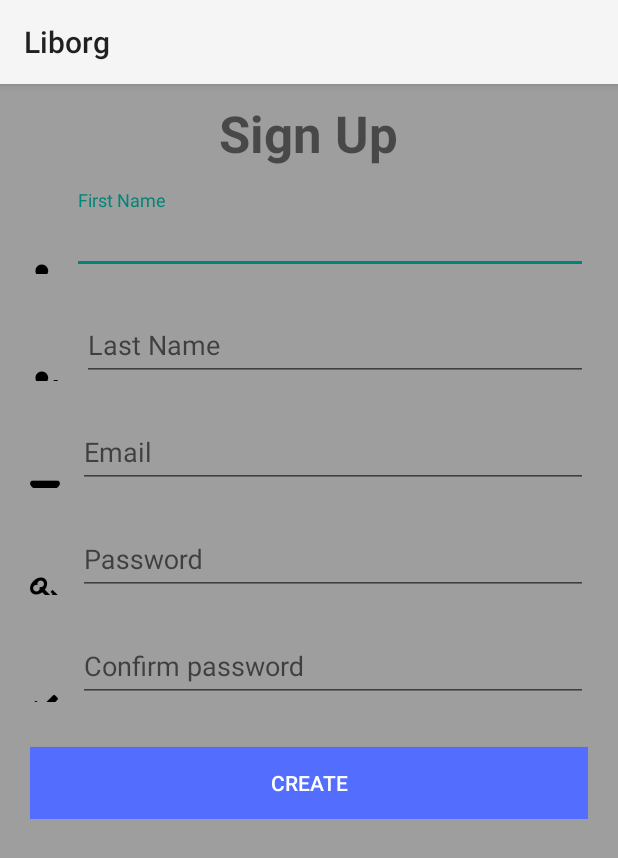
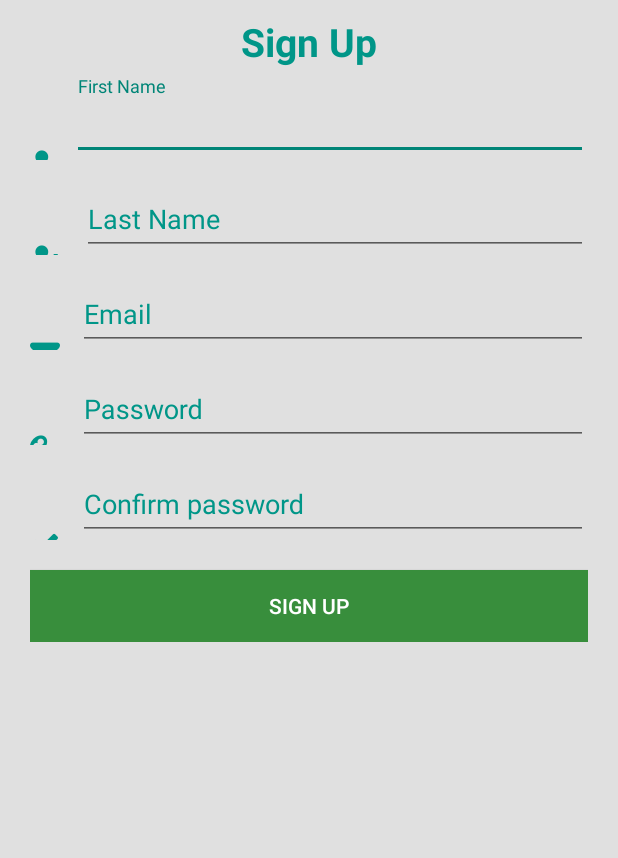
Before and after one commit to Shashank58/Custom-Camera-App, an Android app: the SignUp screen opened directly, with no data from a screen before it, on a phone screen of 412 x 824 dp. Shown: the top 858 px of the screen. Run offline under Robolectric (Android 15) with nearby library versions, the phone set to English and light mode, and no system bars; our stand-ins replace Volley; network calls fail.

Commit message:
New layout for registring and added book issue by image feature

```diff
--- a/app/build.gradle
+++ b/app/build.gradle
@@ -29,9 +29,9 @@ dependencies {
     compile 'com.android.support:cardview-v7:23.1.0'
     compile 'com.journeyapps:zxing-android-embedded:3.0.2@aar'
     compile 'com.google.zxing:core:3.2.0'
-    compile 'com.github.siyamed:android-shape-imageview:0.9.+@aar'
     compile 'com.github.bumptech.glide:glide:3.6.0'
     compile 'com.android.support:support-v4:23.1.0'
     compile 'com.mcxiaoke.volley:library:1.0.19'
+    compile 'com.loopj.android:android-async-http:1.4.9'
     compile 'com.google.android.gms:play-services-gcm:8.3.0'
 }
--- a/app/src/main/java/com/cybrilla/shashank/liborg/ForgotPassActivity.java
+++ b/app/src/main/java/com/cybrilla/shashank/liborg/ForgotPassActivity.java
@@ -32,6 +32,9 @@ public class ForgotPassActivity extends AppCompatActivity {
     @Override
     protected void onCreate(Bundle savedInstanceState) {
         super.onCreate(savedInstanceState);
+        if(getSupportActionBar() != null) {
+            getSupportActionBar().hide();
+        }
         setContentView(R.layout.activity_forgot_pass);
         recoveryEmail = (EditText) findViewById(R.id.recoveryEmail);
         recoveryButton = (Button) findViewById(R.id.recoveryButton);
--- a/app/src/main/java/com/cybrilla/shashank/liborg/HomeAdapter.java
+++ b/app/src/main/java/com/cybrilla/shashank/liborg/HomeAdapter.java
@@ -17,6 +17,7 @@ import android.widget.TextView;
 
 import com.bumptech.glide.Glide;
 
+import java.util.ArrayList;
 import java.util.List;
 
 /**
@@ -30,7 +31,7 @@ public class HomeAdapter extends RecyclerView.Adapter<HomeAdapter.HomeViewHolder
 
     public HomeAdapter(List<HomeView> allBooks, Context context, FragmentActivity activity){
         super();
-        this.allBooks = allBooks;
+        this.allBooks = new ArrayList<>(allBooks);
         mContext = context;
         mActivity = activity;
     }
--- a/app/src/main/java/com/cybrilla/shashank/liborg/OneFragment.java
+++ b/app/src/main/java/com/cybrilla/shashank/liborg/OneFragment.java
@@ -53,7 +53,7 @@ public class OneFragment extends Fragment {
     private TextView fetchData;
     private List<HomeView> libraryBooks;
     private List<HomeView> listOfAllBooks;
-    private HomeAdapter bookList;;
+    private HomeAdapter bookList;
 
     public OneFragment(){
 
--- a/app/src/main/java/com/cybrilla/shashank/liborg/SignUp.java
+++ b/app/src/main/java/com/cybrilla/shashank/liborg/SignUp.java
@@ -37,7 +37,9 @@ public class SignUp extends AppCompatActivity {
     protected void onCreate(Bundle savedInstanceState) {
         super.onCreate(savedInstanceState);
         setContentView(R.layout.activity_sign_up);
-
+        if(getSupportActionBar() != null) {
+            getSupportActionBar().hide();
+        }
         findViews();
 
         Typeface font = Typeface.createFromAsset(getAssets(), "fontawesome-webfont.ttf");
--- a/app/src/main/res/layout/activity_sign_up.xml
+++ b/app/src/main/res/layout/activity_sign_up.xml
@@ -22,16 +22,17 @@
                 android:layout_width="wrap_content"
                 android:layout_height="wrap_content"
                 android:text="@string/signUp"
-                android:textSize="34sp"
+                android:textSize="26sp"
                 android:textStyle="bold"
                 android:layout_gravity="center_horizontal"
-                android:layout_marginTop="0dp"/>
+                android:layout_marginTop="0dp"
+                android:textColor="@color/navBar"/>
 
             <LinearLayout
                 android:layout_width="match_parent"
                 android:layout_height="wrap_content"
                 android:orientation="horizontal"
-                android:layout_marginTop="15dp">
+                android:layout_marginTop="5dp">
 
                 <TextView
                     android:layout_width="wrap_content"
@@ -40,12 +41,13 @@
                     android:text="@string/fnameIcon"
                     android:textSize="20sp"
                     android:layout_marginTop="25dp"
-                    android:textColor="@color/pure_black"/>
+                    android:textColor="@color/navBar"/>
 
                 <android.support.design.widget.TextInputLayout
                     android:layout_width="match_parent"
                     android:layout_height="wrap_content"
                     android:layout_marginLeft="12dp"
+                    android:textColorHint="@color/navBar"
                     app:hintAnimationEnabled="true">
 
                     <EditText
@@ -64,7 +66,7 @@
             android:layout_width="match_parent"
             android:layout_height="wrap_content"
             android:orientation="horizontal"
-            android:layout_marginTop="15dp">
+            android:layout_marginTop="7dp">
 
             <TextView
                 android:layout_width="wrap_content"
@@ -73,12 +75,13 @@
                 android:text="@string/lnameIcon"
                 android:textSize="20sp"
                 android:layout_marginTop="25dp"
-                android:textColor="@color/pure_black"/>
+                android:textColor="@color/navBar"/>
 
             <android.support.design.widget.TextInputLayout
                 android:layout_width="match_parent"
                 android:layout_height="wrap_content"
                 android:layout_marginLeft="12dp"
+                android:textColorHint="@color/navBar"
                 app:hintAnimationEnabled="true">
 
                 <EditText
@@ -97,7 +100,7 @@
                 android:layout_width="match_parent"
                 android:layout_height="wrap_content"
                 android:orientation="horizontal"
-                android:layout_marginTop="15dp">
+                android:layout_marginTop="7dp">
 
                 <TextView
                     android:layout_width="wrap_content"
@@ -106,12 +109,13 @@
                     android:text="@string/mailIcon"
                     android:textSize="20sp"
                     android:layout_marginTop="25dp"
-                    android:textColor="@color/pure_black"/>
+                    android:textColor="@color/navBar"/>
 
                 <android.support.design.widget.TextInputLayout
                     android:layout_width="match_parent"
                     android:layout_height="wrap_content"
                     android:layout_marginLeft="12dp"
+                    android:textColorHint="@color/navBar"
                     app:hintAnimationEnabled="true">
 
                     <EditText
@@ -119,7 +123,6 @@
                         android:layout_height="wrap_content"
                         android:id="@+id/email"
                         android:hint="@string/email"
-                        android:layout_marginTop="300dp"
                         android:textColorHint="@color/pure_black"/>
 
                 </android.support.design.widget.TextInputLayout>
@@ -129,7 +132,8 @@
             <LinearLayout
                 android:layout_width="match_parent"
                 android:layout_height="wrap_content"
-                android:orientation="horizontal">
+                android:orientation="horizontal"
+                android:layout_marginTop="7dp">
 
                 <TextView
                     android:layout_width="wrap_content"
@@ -137,14 +141,14 @@
                     android:id="@+id/keyIconSignUp"
                     android:text="@string/keyIcon"
                     android:textSize="20sp"
-                    android:layout_marginTop="35dp"
-                    android:textColor="@color/pure_black"/>
+                    android:layout_marginTop="25dp"
+                    android:textColor="@color/navBar"/>
 
                 <android.support.design.widget.TextInputLayout
                     android:layout_width="match_parent"
                     android:layout_height="wrap_content"
-                    android:layout_marginTop="15dp"
                     android:layout_marginLeft="12dp"
+                    android:textColorHint="@color/navBar"
                     app:hintAnimationEnabled="true">
 
                     <EditText
@@ -163,7 +167,8 @@
             <LinearLayout
                 android:layout_width="match_parent"
                 android:layout_height="wrap_content"
-                android:orientation="horizontal">
+                android:orientation="horizontal"
+                android:layout_marginTop="7dp">
 
                 <TextView
                     android:layout_width="wrap_content"
@@ -171,14 +176,14 @@
                     android:id="@+id/checkIcon"
                     android:text="@string/checkIcon"
                     android:textSize="20sp"
-                    android:layout_marginTop="40dp"
-                    android:textColor="@color/pure_black"/>
+                    android:layout_marginTop="25dp"
+                    android:textColor="@color/navBar"/>
 
                 <android.support.design.widget.TextInputLayout
                     android:layout_width="match_parent"
                     android:layout_height="wrap_content"
-                    android:layout_marginTop="15dp"
                     android:layout_marginLeft="12dp"
+                    android:textColorHint="@color/navBar"
                     app:hintAnimationEnabled="true">
 
                     <EditText
@@ -199,9 +204,9 @@
                 android:layout_height="wrap_content"
                 android:layout_gravity="center_horizontal"
                 android:id="@+id/createAccount"
-                android:text="@string/createAccount"
-                android:layout_marginTop="30dp"
-                android:background="@color/info"
+                android:text="@string/signUp"
+                android:layout_marginTop="20dp"
+                android:background="@color/success"
                 android:textColor="@color/white"
                 android:onClick="loginScreen"/>
 
--- a/app/src/main/res/values-v21/style.xml
+++ b/app/src/main/res/values-v21/style.xml
@@ -11,10 +11,10 @@
         <item name="android:windowEnterTransition">@android:transition/slide_bottom</item>
         <item name="android:windowExitTransition">@android:transition/fade</item>
 
-        <item name="android:windowAllowEnterTransitionOverlap">true</item>
-        <item name="android:windowAllowReturnTransitionOverlap">true</item>
-        <item name="android:windowSharedElementEnterTransition">@android:transition/move</item>
-        <item name="android:windowSharedElementExitTransition">@android:transition/fade</item>
+        <!--<item name="android:windowAllowEnterTransitionOverlap">true</item>-->
+        <!--<item name="android:windowAllowReturnTransitionOverlap">true</item>-->
+        <!--<item name="android:windowSharedElementEnterTransition">@android:transition/move</item>-->
+        <!--<item name="android:windowSharedElementExitTransition">@android:transition/fade</item>-->
 
     </style>
 
--- a/app/src/main/res/values/colors.xml
+++ b/app/src/main/res/values/colors.xml
@@ -16,7 +16,7 @@
     <color name="success">#388e3c</color>
     <color name="info">#536DFE</color>
     <color name="background_lighter">#208abc</color>
-    <color name="registerScreens">#9E9E9E</color>
+    <color name="registerScreens">#E0E0E0</color>
     <color name="cardBackground">#212121</color>
     <color name="cardShelfBackground">#64B5F6</color>
     <color name="black">#212121</color>
--- a/app/src/main/res/values/strings.xml
+++ b/app/src/main/res/values/strings.xml
@@ -27,7 +27,7 @@
     <string name="transition_name_name">transition:NAME</string>
     <string name="transition_name_circle">transition:CIRCLE</string>
     <string name="transition_name_author">transition:AUTHOR</string>
-    <string name="message_retrive">To reset password please enter your registered email</string>
+    <string name="message_retrive">To reset password please enter your registered email and check your mail.</string>
     <string name="account_recover">Account Recovery</string>
     <string name="pick_issue_type">Select book issue type</string>
     <string name="brought_on">Brought on :</string>
@@ -36,6 +36,6 @@
     <string name="due_date">Due date</string>
     <array name="issue_method">
         <item>Barcode Scanner</item>
-        <item>Book title</item>
+        <item>Book Image</item>
     </array>
 </resources>
```
Also changed, not shown: app/src/main/AndroidManifest.xml (+29 -23 lines), app/src/main/java/com/cybrilla/shashank/liborg/LibraryActivity.java (+87 -57 lines), app/src/main/java/com/cybrilla/shashank/liborg/LogInActivity.java (+4 -7 lines), app/src/main/java/com/cybrilla/shashank/liborg/RegisterGCMId.java (+5 -3 lines), app/src/main/java/com/cybrilla/shashank/liborg/ResultsActivity.java (added, +78 -0 lines), app/src/main/java/com/cybrilla/shashank/liborg/ResultsAdapter.java (added, +66 -0 lines), app/src/main/java/com/cybrilla/shashank/liborg/SendImage.java (added, +100 -0 lines), app/src/main/res/layout/activity_forgot_pass.xml (+6 -4 lines), app/src/main/res/layout/activity_log_in.xml (+27 -19 lines), app/src/main/res/layout/activity_results.xml (added, +22 -0 lines), 1 other file.
